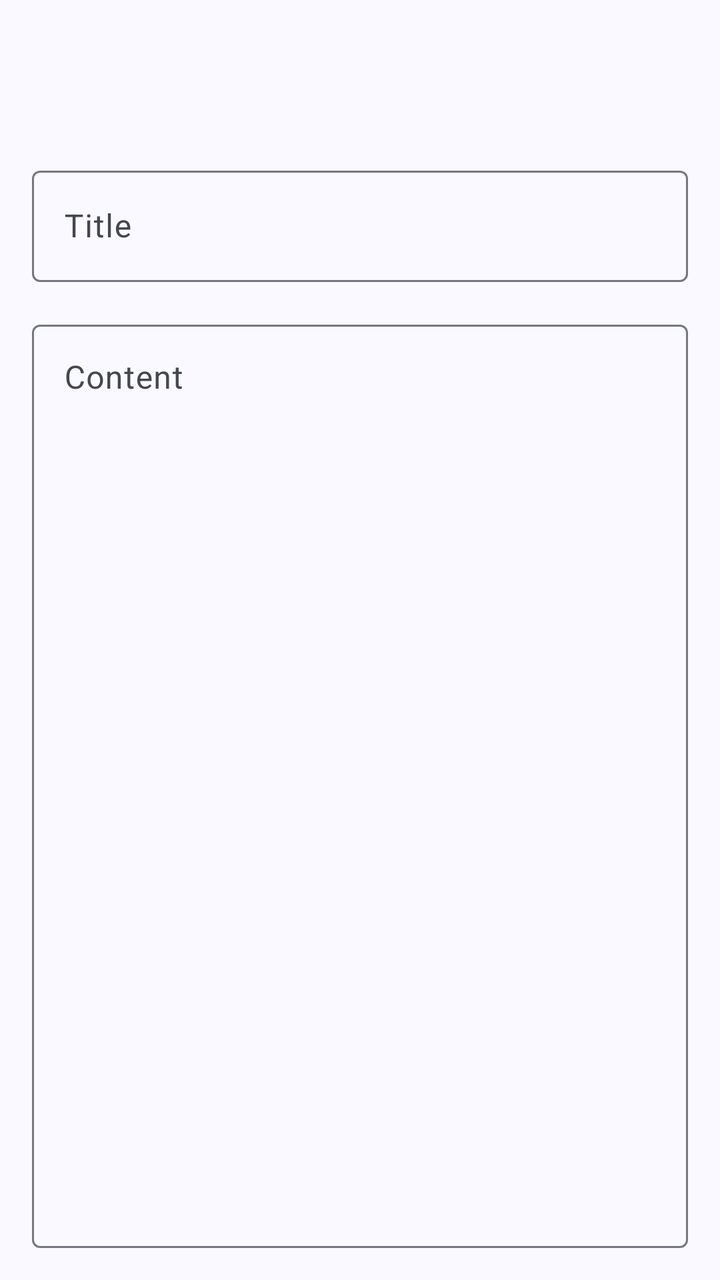
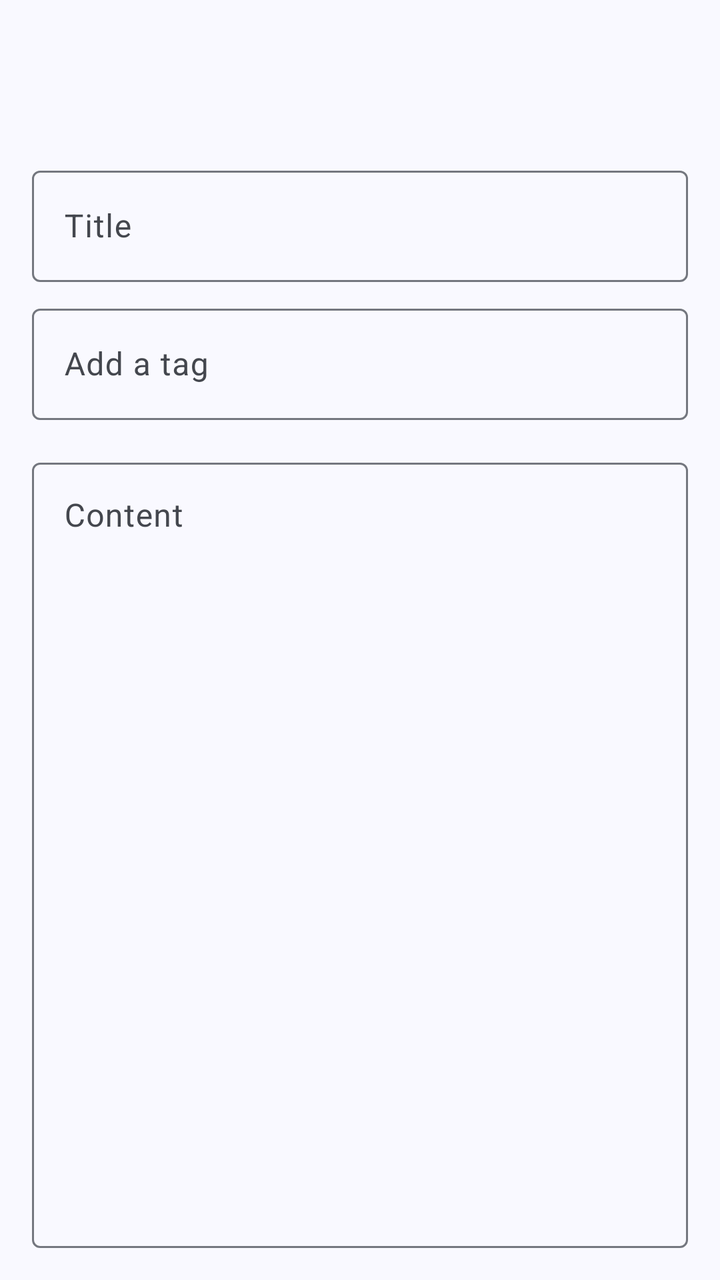

Screens rendered from an Android XML layout before and after an edit, with the pre-edit source and the edit as a unified diff.
<!-- AndroidManifest.xml: application theme Theme.Supanote -->
<!-- res/layout/activity_manage_note.xml -->
<?xml version="1.0" encoding="utf-8"?>
<androidx.coordinatorlayout.widget.CoordinatorLayout
    xmlns:android="http://schemas.android.com/apk/res/android"
    xmlns:app="http://schemas.android.com/apk/res-auto"
    android:id="@+id/main"
    android:layout_width="match_parent"
    android:layout_height="match_parent">

    <com.google.android.material.appbar.AppBarLayout
        app:liftOnScroll="true"
        android:layout_width="match_parent"
        android:layout_height="wrap_content">

        <com.google.android.material.appbar.MaterialToolbar
            android:id="@+id/toolbar"
            app:titleTextColor="?attr/colorOnSurface"
            android:layout_width="match_parent"
            android:layout_height="?attr/actionBarSize" />
    </com.google.android.material.appbar.AppBarLayout>

    <androidx.core.widget.NestedScrollView
        app:layout_behavior="@string/appbar_scrolling_view_behavior"
        android:layout_width="match_parent"
        android:layout_height="match_parent"
        android:fillViewport="true">

        <LinearLayout
            android:layout_width="match_parent"
            android:layout_height="match_parent"
            android:orientation="vertical"
            android:padding="16dp">

            <com.google.android.material.textfield.TextInputLayout
                android:id="@+id/note_title_layout"
                style="@style/Widget.Material3.TextInputLayout.OutlinedBox"
                android:layout_width="match_parent"
                android:layout_height="wrap_content"
                android:hint="@string/hint_note_title">

                <com.google.android.material.textfield.TextInputEditText
                    android:id="@+id/note_input_title"
                    android:importantForAutofill="no"
                    android:layout_width="match_parent"
                    android:layout_height="wrap_content"
                    android:inputType="textCapSentences"
                    android:imeOptions="flagNoPersonalizedLearning"
                    android:maxLines="2" />
            </com.google.android.material.textfield.TextInputLayout>

            <com.google.android.material.textfield.TextInputLayout
                style="@style/Widget.Material3.TextInputLayout.OutlinedBox"
                android:layout_width="match_parent"
                android:layout_height="0dp"
                android:layout_weight="1"
                android:layout_marginTop="16dp"
                android:hint="@string/hint_note_content">

                <com.google.android.material.textfield.TextInputEditText
                    android:id="@+id/note_input_content"
                    android:importantForAutofill="no"
                    android:layout_width="match_parent"
                    android:layout_height="match_parent"
                    android:inputType="textMultiLine|textCapSentences"
                    android:imeOptions="flagNoPersonalizedLearning"
                    android:gravity="top|start"
                    android:minLines="10" />
            </com.google.android.material.textfield.TextInputLayout>
        </LinearLayout>
    </androidx.core.widget.NestedScrollView>
</androidx.coordinatorlayout.widget.CoordinatorLayout>
<!-- resources referenced by this layout -->
<resources>
  <string name="hint_note_content">Content</string>
  <string name="hint_note_title">Title</string>
  <color name="md_theme_primary">#415F91</color>
  <color name="md_theme_onPrimary">#FFFFFF</color>
  <color name="md_theme_primaryContainer">#D6E3FF</color>
  <color name="md_theme_onPrimaryContainer">#284777</color>
  <color name="md_theme_secondary">#565F71</color>
  <color name="md_theme_onSecondary">#FFFFFF</color>
  <color name="md_theme_secondaryContainer">#DAE2F9</color>
  <color name="md_theme_onSecondaryContainer">#3E4759</color>
  <color name="md_theme_tertiary">#705575</color>
  <color name="md_theme_onTertiary">#FFFFFF</color>
  <color name="md_theme_tertiaryContainer">#FAD8FD</color>
  <color name="md_theme_onTertiaryContainer">#573E5C</color>
  <color name="md_theme_error">#BA1A1A</color>
  <color name="md_theme_onError">#FFFFFF</color>
  <color name="md_theme_errorContainer">#FFDAD6</color>
  <color name="md_theme_onErrorContainer">#93000A</color>
  <color name="md_theme_background">#F9F9FF</color>
  <color name="md_theme_onBackground">#191C20</color>
  <color name="md_theme_surface">#F9F9FF</color>
  <color name="md_theme_onSurface">#191C20</color>
  <color name="md_theme_surfaceVariant">#E0E2EC</color>
  <color name="md_theme_onSurfaceVariant">#44474E</color>
  <color name="md_theme_outline">#74777F</color>
  <color name="md_theme_outlineVariant">#C4C6D0</color>
  <color name="md_theme_inverseSurface">#2E3036</color>
  <color name="md_theme_inverseOnSurface">#F0F0F7</color>
  <color name="md_theme_inversePrimary">#AAC7FF</color>
  <color name="md_theme_primaryFixed">#D6E3FF</color>
  <color name="md_theme_onPrimaryFixed">#001B3E</color>
  <color name="md_theme_primaryFixedDim">#AAC7FF</color>
  <color name="md_theme_onPrimaryFixedVariant">#284777</color>
  <color name="md_theme_secondaryFixed">#DAE2F9</color>
  <color name="md_theme_onSecondaryFixed">#131C2B</color>
  <color name="md_theme_secondaryFixedDim">#BEC6DC</color>
  <color name="md_theme_onSecondaryFixedVariant">#3E4759</color>
  <color name="md_theme_tertiaryFixed">#FAD8FD</color>
  <color name="md_theme_onTertiaryFixed">#28132E</color>
  <color name="md_theme_tertiaryFixedDim">#DDBCE0</color>
  <color name="md_theme_onTertiaryFixedVariant">#573E5C</color>
  <color name="md_theme_surfaceDim">#D9D9E0</color>
  <color name="md_theme_surfaceBright">#F9F9FF</color>
  <color name="md_theme_surfaceContainerLowest">#FFFFFF</color>
  <color name="md_theme_surfaceContainerLow">#F3F3FA</color>
  <color name="md_theme_surfaceContainer">#EDEDF4</color>
  <color name="md_theme_surfaceContainerHigh">#E7E8EE</color>
  <color name="md_theme_surfaceContainerHighest">#E2E2E9</color>
  <style name="Theme.Supanote.AlertDialog" parent="ThemeOverlay.Material3.MaterialAlertDialog">
          <item name="backgroundTint">?attr/colorSurfaceContainerHigh</item>
          <item name="android:textColor">?attr/colorOnSurface</item>
          <item name="dialogCornerRadius">28dp</item>
          <item name="buttonBarPositiveButtonStyle">@style/Widget.Material3.Button.TextButton.Dialog</item>
          <item name="buttonBarNegativeButtonStyle">@style/Widget.Material3.Button.TextButton.Dialog</item>
          <item name="buttonBarNeutralButtonStyle">@style/Widget.Material3.Button.TextButton.Dialog.Flush</item>
      </style>
  <!-- unchanged entries left out for length: 1 -->
</resources>

<!-- the commit's change to res/layout/activity_manage_note.xml (unified diff, before → after) -->
@@ -47,6 +47,37 @@
                     android:maxLines="2" />
             </com.google.android.material.textfield.TextInputLayout>
 
+            <LinearLayout
+                android:id="@+id/note_tags_section"
+                android:layout_width="match_parent"
+                android:layout_height="wrap_content"
+                android:layout_marginTop="8dp"
+                android:orientation="vertical">
+
+                <com.google.android.material.chip.ChipGroup
+                    android:id="@+id/note_tags_group"
+                    android:layout_width="match_parent"
+                    android:layout_height="wrap_content" />
+
+                <com.google.android.material.textfield.TextInputLayout
+                    android:id="@+id/note_tag_layout"
+                    style="@style/Widget.Material3.TextInputLayout.OutlinedBox"
+                    android:layout_width="match_parent"
+                    android:layout_height="wrap_content"
+                    android:hint="@string/hint_note_tag">
+
+                    <com.google.android.material.textfield.MaterialAutoCompleteTextView
+                        style="@style/Widget.Material3.AutoCompleteTextView.OutlinedBox"
+                        android:id="@+id/note_input_tag"
+                        android:importantForAutofill="no"
+                        android:layout_width="match_parent"
+                        android:layout_height="wrap_content"
+                        android:inputType="textNoSuggestions"
+                        android:imeOptions="actionDone|flagNoPersonalizedLearning"
+                        android:maxLines="1" />
+                </com.google.android.material.textfield.TextInputLayout>
+            </LinearLayout>
+
             <com.google.android.material.textfield.TextInputLayout
                 style="@style/Widget.Material3.TextInputLayout.OutlinedBox"
                 android:layout_width="match_parent"
<!-- resource entries referenced after the edit -->
@@ -1,6 +1,7 @@
 <!-- resources referenced by this layout -->
 <resources>
   <string name="hint_note_content">Content</string>
+  <string name="hint_note_tag">Add a tag</string>
   <string name="hint_note_title">Title</string>
   <color name="md_theme_primary">#415F91</color>
   <color name="md_theme_onPrimary">#FFFFFF</color>
